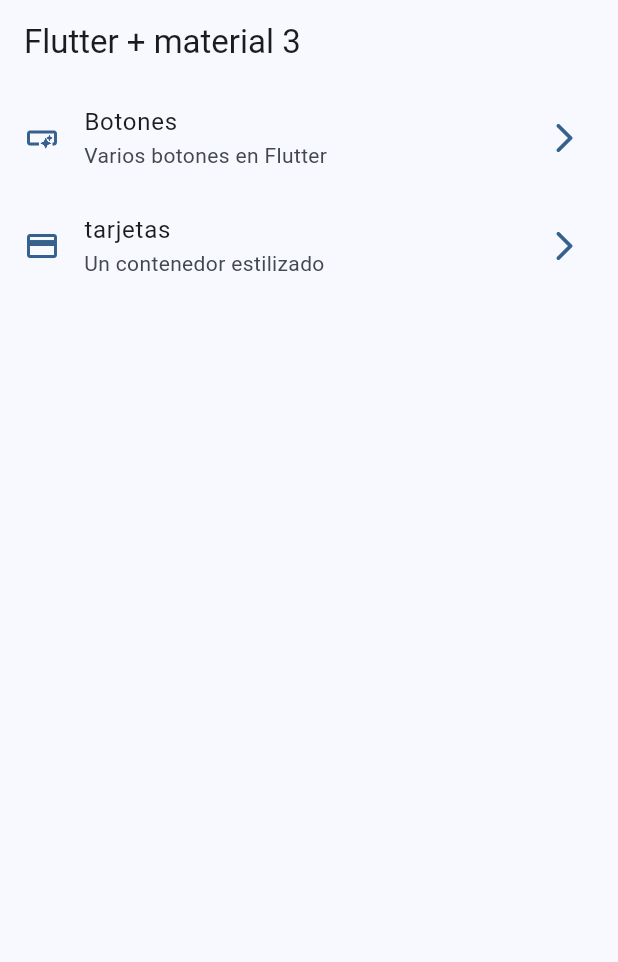
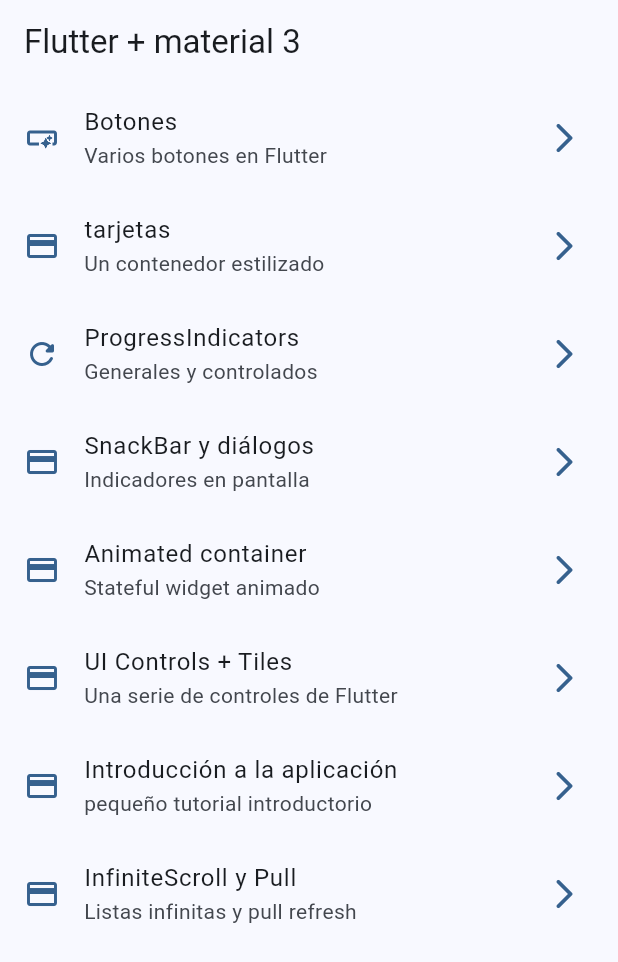
Before and after one commit to CesarAtehortuaCorrea/Widgets_app, a Flutter app: the screen it shows after launch, on a phone screen of 412 x 824 dp. Shown: the top 962 px of the screen. Run offline on Flutter 3.47's test engine with Material 3 defaults, Android fonts, the phone set to English and light mode, and no system bars; our stand-ins replace go_router.

Commit message:
progress indicator terminado

```diff
--- a/lib/config/menu/menu_items.dart
+++ b/lib/config/menu/menu_items.dart
@@ -30,4 +30,46 @@ const appMenuItems = <MenuItem>[
     icon: Icons.credit_card
   ),
 
+  MenuItem(
+    title: 'ProgressIndicators',
+    subTitle: 'Generales y controlados',
+    link: '/progress',
+    icon: Icons.refresh_rounded
+  ),
+
+  MenuItem(
+    title: 'SnackBar y diálogos',
+    subTitle: 'Indicadores en pantalla',
+    link: '/snackbar',
+    icon: Icons.credit_card
+  ),
+
+  MenuItem(
+    title: 'Animated container',
+    subTitle: 'Stateful widget animado',
+    link: '/animated',
+    icon: Icons.credit_card
+  ),
+
+  MenuItem(
+    title: 'UI Controls + Tiles',
+    subTitle: 'Una serie de controles de Flutter',
+    link: '/uicontrols',
+    icon: Icons.credit_card
+  ),
+
+  MenuItem(
+    title: 'Introducción a la aplicación',
+    subTitle: 'pequeño tutorial introductorio',
+    link: '/apptutorial',
+    icon: Icons.credit_card
+  ),
+
+  MenuItem(
+    title: 'InfiniteScroll y Pull',
+    subTitle: 'Listas infinitas y pull refresh',
+    link: '/infinitescroll',
+    icon: Icons.credit_card
+  ),
+
 ];
--- a/lib/config/router/app_router.dart
+++ b/lib/config/router/app_router.dart
@@ -24,5 +24,44 @@ final appRouter = GoRouter(
       builder: (context, state) => const CardsScreen(),
     ),
 
+    GoRoute(
+      path: '/progress',
+      name: ProgressScreen.name,
+      builder: (context, state) => const ProgressScreen(),
+    ),
+
+    GoRoute(
+      path: '/snackbar',
+      name: SnackbarScreen.name,
+      builder: (context, state) => const SnackbarScreen(),
+    ),
+
+     GoRoute(
+      path: '/animated',
+      name: AnimatedScreen.name,
+      builder: (context, state) => const AnimatedScreen(),
+    ),
+
+     GoRoute(
+      path: '/uicontrols',
+      name: UiControlsScreen.name,
+      builder: (context, state) => const UiControlsScreen(),
+    ),
+
+     GoRoute(
+      path: '/apptutorial',
+      name: AppTutorialScreen.name,
+      builder: (context, state) => const AppTutorialScreen(),
+    ),
+
+    GoRoute(
+      path: '/infinitescroll',
+      name: InfiniteScrollScreen.name,
+      builder: (context, state) => const InfiniteScrollScreen(),
+    ),
+
+
+
+
   ],
 );
```
Also changed, not shown: lib/config/presentation/screens/animated/animated_screen.dart (+6 -1 lines), lib/config/presentation/screens/app_tutorial/app_tutorial_screen.dart (+6 -1 lines), lib/config/presentation/screens/infinite_scroll/infinite_scroll_screen.dart (+6 -1 lines), lib/config/presentation/screens/progress/progress_screen.dart (+56 -1 lines), lib/config/presentation/screens/snackbar/snackbar_screen.dart (+6 -1 lines), lib/config/presentation/screens/ui_controls/ui_controls_screen.dart (+6 -1 lines).
